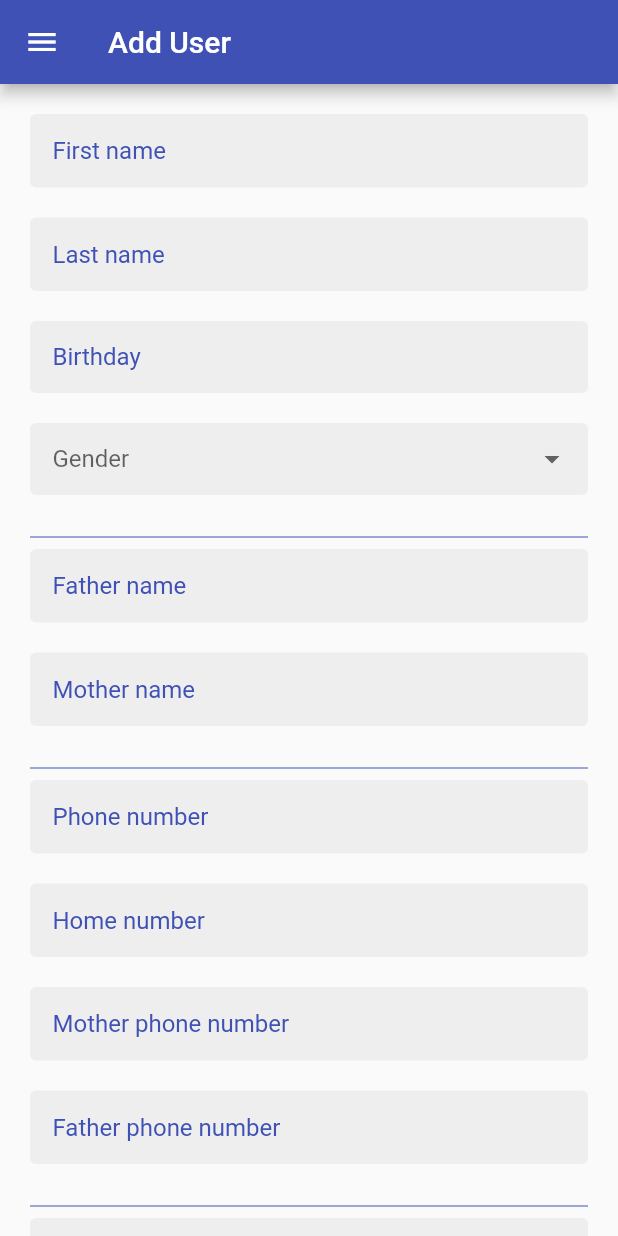
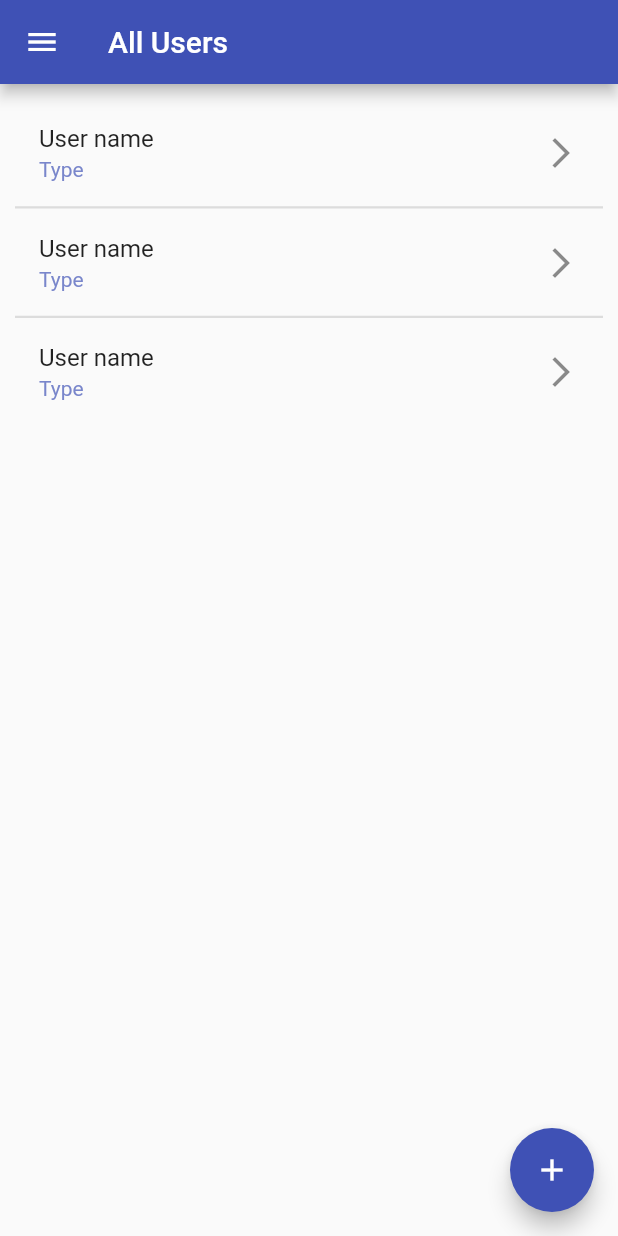
Before and after one commit to hassanalkhabaz/management_school, a Flutter app: the AddUser screen opened by its route, in the side drawer, after a tap on "Users", on a phone screen of 412 x 824 dp. Run offline on Flutter 3.47's test engine with Material 2 defaults, Android fonts, the phone set to English and light mode, and no system bars; drawn by our look-alikes of flutter_form_builder; our stand-ins replace image_picker, shared_preferences; accounts and stored records are empty.

Commit message:
user screens
Co-authored-by: sharloo12 <sharloo12@users.noreply.github.com>

```diff
--- a/lib/main.dart
+++ b/lib/main.dart
@@ -5,7 +5,7 @@ import 'package:management_school/ui/pages/add_mark.dart';
 import 'package:management_school/ui/pages/add_programe.dart';
 import 'package:management_school/ui/pages/add_section.dart';
 import 'package:management_school/ui/pages/add_subject.dart';
-import 'package:management_school/ui/pages/add_user.dart';
+import 'package:management_school/ui/pages/user/add_user.dart';
 import 'package:management_school/ui/pages/alerts.dart';
 import 'package:management_school/ui/pages/forgot_password.dart';
 import 'package:management_school/ui/pages/marks.dart';
@@ -19,6 +19,8 @@ import 'package:management_school/ui/pages/home.dart';
 import 'package:management_school/ui/pages/attendance.dart';
 
 import 'package:flutter/material.dart';
+import 'package:management_school/ui/pages/user/list_users.dart';
+import 'package:management_school/ui/pages/user/user_settings.dart';
 
 void main() => runApp(MyApp());
 
@@ -32,7 +34,11 @@ class MyApp extends StatelessWidget {
         '/splash': (context) => Splash(),
         '/login': (context) => LogIn(),
         '/forgot_password': (context) => ForgotPassword(),
+
         '/add_user': (context) => AddUser(),
+        '/list_user': (context) => ListUsers(),
+        '/user_settings': (context) => UserSettings(),
+
         '/add_homework': (context) => AddHomeWork(),
         '/add_activity': (context) => AddActivity(),
         '/add_programe': (context) => AddPrograme(),
--- a/lib/ui/pages/add_user.dart
+++ b/lib/ui/pages/user/add_user.dart
@@ -2,6 +2,7 @@ import 'package:flutter/material.dart';
 import 'package:flutter_form_builder/flutter_form_builder.dart';
 import 'package:management_school/ui/widgets/DropDownField.dart';
 import 'package:management_school/ui/widgets/MyDrawer.dart';
+import 'package:management_school/ui/widgets/custom_button.dart';
 import 'package:management_school/ui/widgets/fields.dart';
 
 class AddUser extends StatefulWidget {
@@ -133,6 +134,11 @@ class _AddUserState extends State<AddUser> {
                     isPassword: true,
                     onChanged: (str) {},
                   ),
+                  SizedBox(height: 20),
+                  CustomButton(
+                    title: 'Add user',
+                    onPressed: () {},
+                  ),
                 ],
               ),
             ),
--- /dev/null
+++ b/lib/ui/pages/user/list_users.dart
@@ -0,0 +1,54 @@
+import 'package:flutter/material.dart';
+import 'package:flutter_form_builder/flutter_form_builder.dart';
+import 'package:management_school/ui/widgets/MyDrawer.dart';
+
+class ListUsers extends StatefulWidget {
+  @override
+  _ListUsersState createState() => _ListUsersState();
+}
+
+class _ListUsersState extends State<ListUsers> {
+  @override
+  Widget build(BuildContext context) {
+    return Scaffold(
+        appBar: AppBar(
+          title: Text('All Users'),
+          backgroundColor: Colors.indigo,
+        ),
+        floatingActionButton: FloatingActionButton(
+          onPressed: () {
+            Navigator.of(context).pushNamed('/add_user');
+          },
+          backgroundColor: Colors.indigo,
+          child: Icon(Icons.add),
+        ),
+        drawer: MyDrawer(),
+        body: ListView.separated(
+            padding: EdgeInsets.all(10),
+            itemCount: 3,
+            separatorBuilder: (context, i) {
+              return Divider(
+                height: 1,
+                thickness: 1.5,
+              );
+            },
+            itemBuilder: (context, index) {
+              return userTile(name: 'User name', type: 'Type');
+            }));
+  }
+
+  ListTile userTile({String name, String type, id, Function onTap}) {
+    return ListTile(
+      title: Text(name),
+      subtitle: Text(
+        type,
+        style: TextStyle(color: Colors.indigo[300]),
+      ),
+      trailing: Icon(Icons.arrow_forward_ios),
+      onTap: () {
+        Navigator.of(context)
+            .pushNamed("/user_settings", arguments: {'name': name, 'id': id});
+      },
+    );
+  }
+}
--- a/lib/ui/widgets/MyDrawer.dart
+++ b/lib/ui/widgets/MyDrawer.dart
@@ -36,7 +36,7 @@ class MyDrawer extends StatelessWidget {
               icon: Icon(Icons.group),
               title: 'Users',
               onTap: () {
-                Navigator.of(context).pushNamed('/add_user');
+                Navigator.of(context).pushNamed('/list_user');
               }),
 
           buildListTile(
--- a/lib/ui/widgets/custom_button.dart
+++ b/lib/ui/widgets/custom_button.dart
@@ -10,7 +10,7 @@ Widget CustomButton({@required Function onPressed, @required String title}) {
     child: Text(
       title,
       style: TextStyle(
-          color: Colors.white, fontSize: 20, fontWeight: FontWeight.bold),
+          color: Colors.white, fontSize: 15, fontWeight: FontWeight.bold),
     ),
   );
 }
```
Also changed, not shown: lib/ui/pages/user/user_settings.dart (added, +69 -0 lines).
